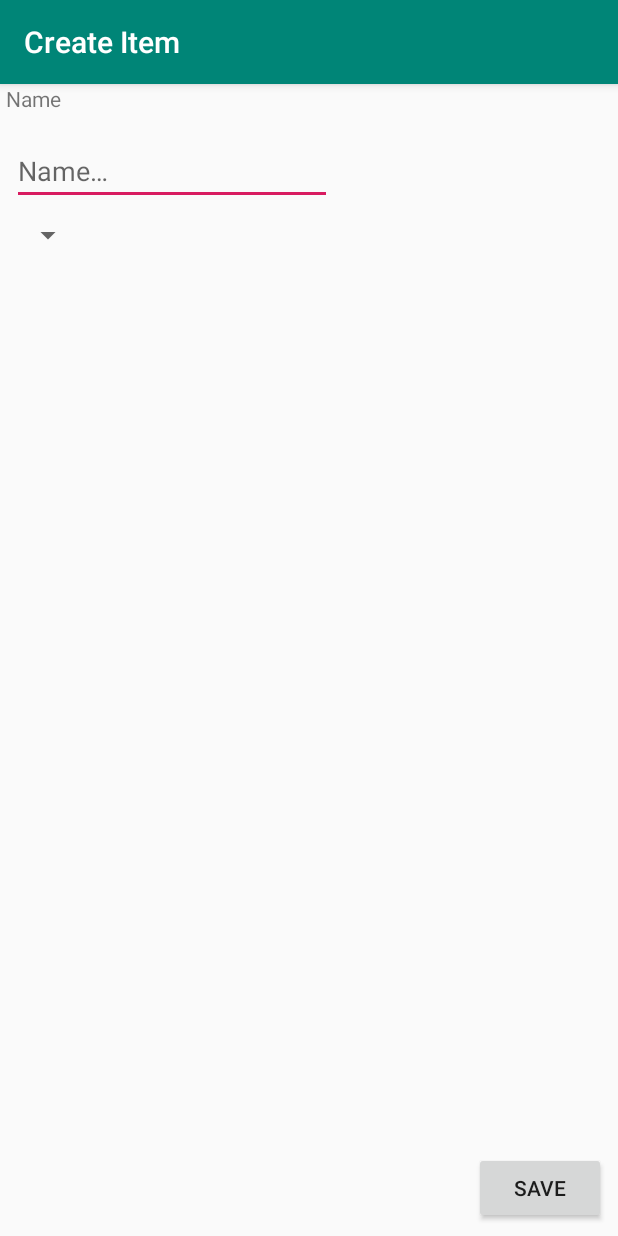
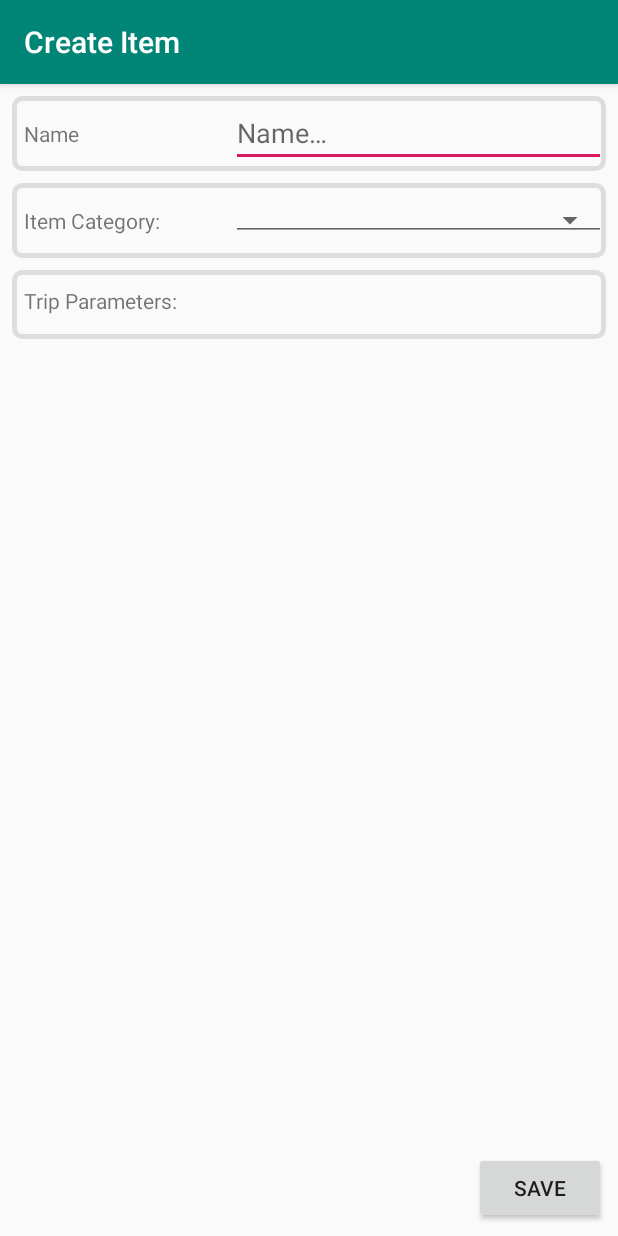
Before and after one commit to taylor-peterson/Packlest, an Android app: the ItemEditorActivity screen opened directly, with no data from a screen before it, on a phone screen of 412 x 824 dp. Run offline under Robolectric (Android 15) with nearby library versions, the phone set to English and light mode, and no system bars.

Commit message:
Beautify layout; needs to be propagated to others

```diff
--- a/app/src/main/java/com/example/packlest/ItemEditorActivity.java
+++ b/app/src/main/java/com/example/packlest/ItemEditorActivity.java
@@ -23,7 +23,7 @@ public class ItemEditorActivity extends AbstractEditorActivity {
         createBaseItemOrPackingListEditor(PacklestApplication.getInstance().packlestData.packlestDataRelationships.getTripParameterUuidsForItemUuid(itemUuid));
 
         Spinner spinner = findViewById(R.id.spinner_item_categories);
-        spinner.setVisibility(View.VISIBLE);
+        spinner.setVisibility(View.VISIBLE); // TODO need to do this at the layout level, not just for the spinner (e.g. border and title)
         ArrayAdapter<ItemCategory> arrayAdapter = new ArrayAdapter<>(
                 this,
                 R.layout.support_simple_spinner_dropdown_item,
--- /dev/null
+++ b/app/src/main/res/drawable/layout_outline.xml
@@ -0,0 +1,6 @@
+<?xml version="1.0" encoding="utf-8"?>
+<shape xmlns:android="http://schemas.android.com/apk/res/android"
+    android:shape="rectangle">
+    <corners android:radius="5dp" />
+    <stroke android:width="5px" android:color="#dddddd" />
+</shape>
--- a/app/src/main/res/layout/item_and_packing_list_editor.xml
+++ b/app/src/main/res/layout/item_and_packing_list_editor.xml
@@ -28,52 +28,105 @@
         tools:context=".PackingListEditorActivity"
         tools:showIn="@layout/item_and_packing_list_editor">
 
+        <RelativeLayout
+            android:id="@+id/layout_name"
+            android:layout_width="match_parent"
+            android:layout_height="50dp"
+            android:layout_marginStart="8dp"
+            android:layout_marginTop="8dp"
+            android:layout_marginEnd="8dp"
+            android:background="@drawable/layout_outline"
+            android:orientation="horizontal"
+            app:layout_constraintEnd_toEndOf="parent"
+            app:layout_constraintStart_toStartOf="parent"
+            app:layout_constraintTop_toTopOf="parent">
+
             <TextView
                 android:id="@+id/text_view_name_label"
-            android:layout_width="match_parent"
+                android:layout_width="wrap_content"
                 android:layout_height="wrap_content"
-            android:text="Name"
-            android:paddingBottom="8dp"
-            android:paddingLeft="4dp"
-            android:paddingRight="4dp"
-            app:layout_constraintStart_toStartOf="parent"
-            app:layout_constraintTop_toTopOf="parent"
-            />
+                android:layout_centerVertical="true"
+                android:layout_marginStart="8dp"
+                android:text="Name" />
 
             <EditText
                 android:id="@+id/edit_test_editee_name"
-            android:layout_width="0dp"
+                android:layout_width="250dp"
                 android:layout_height="wrap_content"
-            android:layout_marginStart="8dp"
-            android:layout_marginTop="8dp"
+                android:layout_alignParentEnd="true"
+                android:layout_centerVertical="true"
                 android:ems="10"
                 android:hint="@string/editee_name"
                 android:importantForAutofill="no"
                 android:inputType="textPersonName"
+                tools:ignore="Autofill" />
+        </RelativeLayout>
+
+        <RelativeLayout
+            android:id="@+id/layout_spinner_item_categories"
+            android:layout_width="match_parent"
+            android:layout_height="50dp"
+            android:layout_marginStart="8dp"
+            android:layout_marginTop="8dp"
+            android:layout_marginEnd="8dp"
+            android:layout_marginBottom="8dp"
+            android:background="@drawable/layout_outline"
+            app:layout_constraintBottom_toTopOf="@+id/layout_trip_parameters"
+            app:layout_constraintEnd_toEndOf="parent"
             app:layout_constraintStart_toStartOf="parent"
-            app:layout_constraintTop_toBottomOf="@+id/text_view_name_label"
-            tools:ignore="Autofill" />
+            app:layout_constraintTop_toBottomOf="@+id/layout_name">
+
+            <TextView
+                android:layout_width="wrap_content"
+                android:layout_height="wrap_content"
+                android:layout_centerVertical="true"
+                android:layout_marginStart="8dp"
+                android:gravity="bottom"
+                android:text="Item Category: " />
 
             <Spinner
                 android:id="@+id/spinner_item_categories"
-            android:layout_width="0dp"
+                style="@style/Widget.AppCompat.Spinner.Underlined"
+                android:layout_width="250dp"
                 android:layout_height="wrap_content"
-            android:layout_marginStart="8dp"
-            android:layout_marginTop="8dp"
-            android:layout_marginBottom="8dp"
-            android:visibility="invisible"
-            app:layout_constraintBottom_toTopOf="@+id/recycler_view_packing_list_trip_parameters"
-            app:layout_constraintStart_toStartOf="parent"
-            app:layout_constraintTop_toBottomOf="@+id/edit_test_editee_name" />
+                android:layout_alignParentEnd="true"
+                android:layout_centerVertical="true"
+                android:visibility="invisible" />
+        </RelativeLayout>
 
-        <androidx.recyclerview.widget.RecyclerView
-            android:id="@+id/recycler_view_packing_list_trip_parameters"
+
+        <LinearLayout
+            android:id="@+id/layout_trip_parameters"
             android:layout_width="match_parent"
             android:layout_height="0dp"
             android:layout_marginStart="8dp"
             android:layout_marginTop="8dp"
+            android:layout_marginEnd="8dp"
+            android:background="@drawable/layout_outline"
+            android:orientation="vertical"
+            app:layout_constraintEnd_toEndOf="parent"
             app:layout_constraintStart_toStartOf="parent"
-            app:layout_constraintTop_toBottomOf="@+id/spinner_item_categories" />
+            app:layout_constraintTop_toBottomOf="@+id/layout_spinner_item_categories">
+
+
+            <TextView
+                android:layout_height="30dp"
+                android:layout_width="match_parent"
+                android:layout_centerVertical="true"
+                android:layout_marginStart="8dp"
+                android:gravity="bottom"
+                android:text="Trip Parameters: " />
+
+            <androidx.recyclerview.widget.RecyclerView
+                android:id="@+id/recycler_view_packing_list_trip_parameters"
+                android:layout_width="wrap_content"
+                android:layout_height="wrap_content"
+                android:layout_marginStart="8dp"
+                android:layout_marginTop="8dp"
+                android:layout_marginEnd="8dp"
+                android:layout_marginBottom="8dp"/>
+
+        </LinearLayout>
 
         <Button
             android:id="@+id/button_save"
```
Lines whose indentation alone changed are shown as unchanged.
